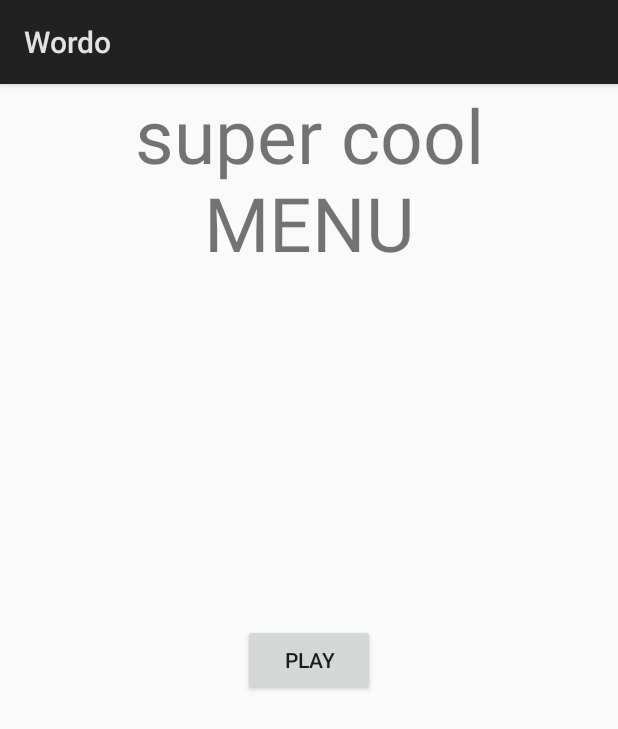
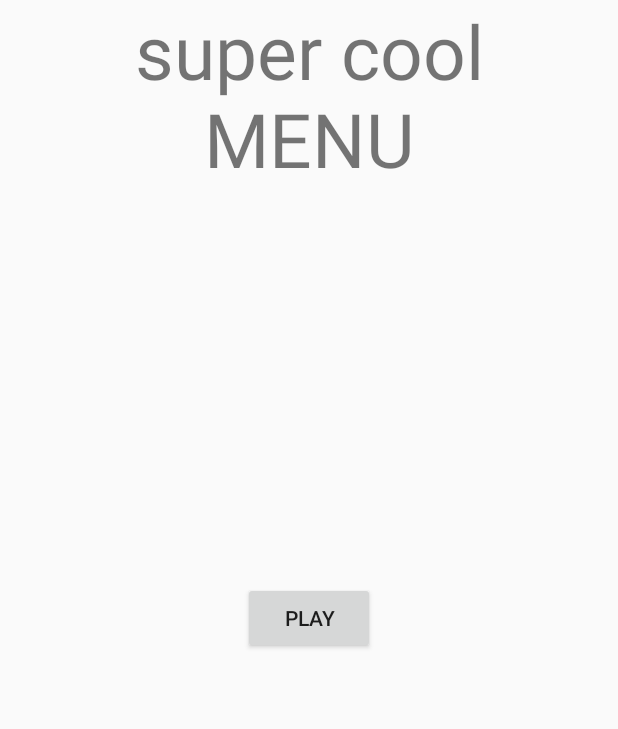
Before and after one commit to animatinator/Wordo, an Android app: the screen it shows after launch (MainMenuActivity), on a phone screen of 412 x 824 dp. Shown: the top 729 px of the screen. Run offline under Robolectric (Android 15) with nearby library versions, the phone set to English and light mode, and no system bars.

Commit message:
Go full-screen
Remove the title bar - there's no need for it, and it's shrinking the
available board space.

```diff
--- a/app/src/main/res/values/styles.xml
+++ b/app/src/main/res/values/styles.xml
@@ -1,7 +1,7 @@
 <resources>
 
     <!-- Base application theme. -->
-    <style name="AppTheme" parent="android:Theme.Material.Light.DarkActionBar">
+    <style name="AppTheme" parent="android:Theme.Material.Light.NoActionBar.Fullscreen">
         <!-- Customize your theme here. -->
     </style>
 
```
